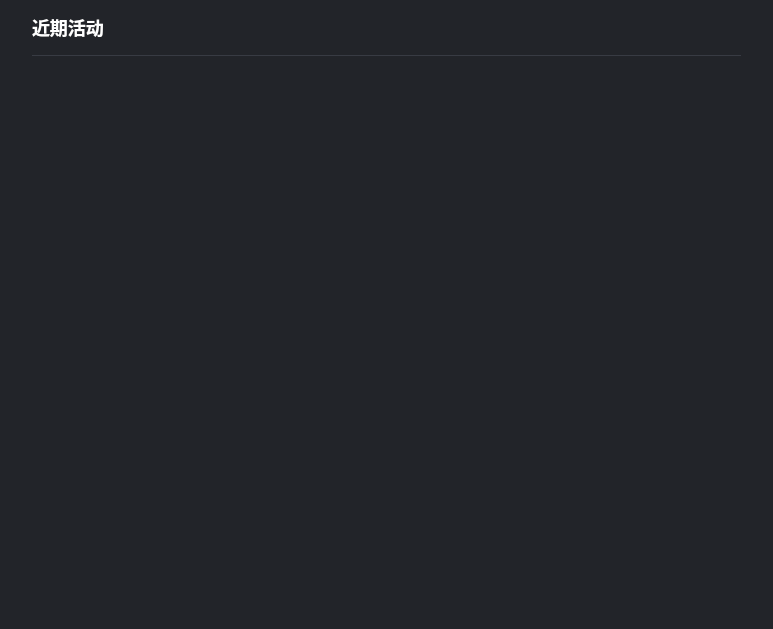
Before: the Qt Designer form UI/HotPushPage.ui in zhaopan06/AudioTool, drawn with Qt 5.
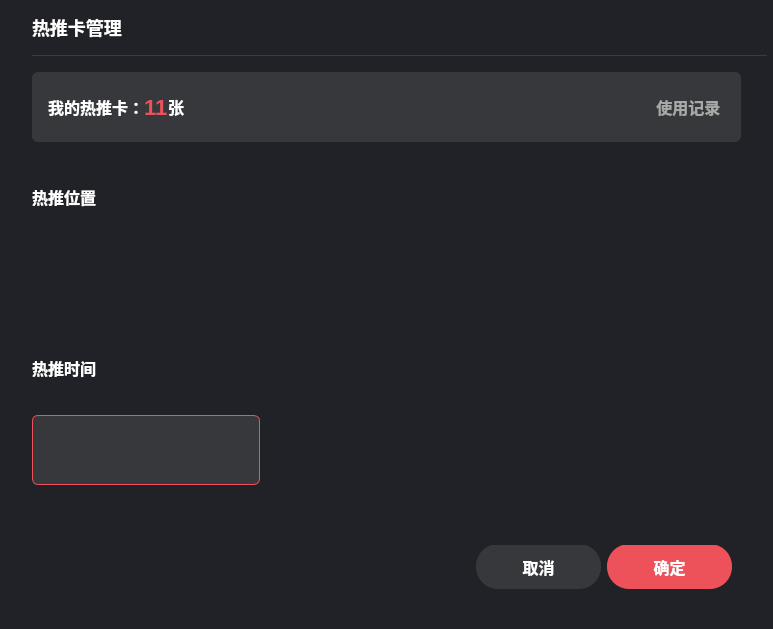
After: the same form once the commit is applied. Icons and pictures are not drawn.

Commit message: 热推卡功能和UI

```diff
--- a/UI/HotPushPage.ui
+++ b/UI/HotPushPage.ui
@@ -14,7 +14,7 @@
    <string>Dialog</string>
   </property>
   <property name="styleSheet">
-   <string notr="true">background: #222429;
+   <string notr="true">background: #202227;
 border-radius: 12px;</string>
   </property>
   <layout class="QVBoxLayout" name="verticalLayout">
@@ -37,7 +37,7 @@
     <widget class="QWidget" name="widget" native="true">
      <layout class="QVBoxLayout" name="verticalLayout_2">
       <property name="spacing">
-       <number>0</number>
+       <number>16</number>
       </property>
       <property name="leftMargin">
        <number>32</number>
@@ -46,7 +46,7 @@
        <number>0</number>
       </property>
       <property name="rightMargin">
-       <number>32</number>
+       <number>6</number>
       </property>
       <property name="bottomMargin">
        <number>0</number>
@@ -82,7 +82,7 @@
           <number>0</number>
          </property>
          <property name="rightMargin">
-          <number>0</number>
+          <number>26</number>
          </property>
          <property name="bottomMargin">
           <number>1</number>
@@ -99,7 +99,7 @@
 font-style: normal;</string>
            </property>
            <property name="text">
-            <string>近期活动</string>
+            <string>热推卡管理</string>
            </property>
           </widget>
          </item>
@@ -163,7 +163,493 @@
        </widget>
       </item>
       <item>
-       <widget class="QWidget" name="widget_2" native="true"/>
+       <widget class="QScrollArea" name="scrollArea">
+        <property name="widgetResizable">
+         <bool>true</bool>
+        </property>
+        <widget class="QWidget" name="scrollAreaWidgetContents">
+         <property name="geometry">
+          <rect>
+           <x>0</x>
+           <y>0</y>
+           <width>735</width>
+           <height>557</height>
+          </rect>
+         </property>
+         <layout class="QVBoxLayout" name="verticalLayout_4">
+          <property name="spacing">
+           <number>0</number>
+          </property>
+          <property name="leftMargin">
+           <number>0</number>
+          </property>
+          <property name="topMargin">
+           <number>0</number>
+          </property>
+          <property name="rightMargin">
+           <number>26</number>
+          </property>
+          <property name="bottomMargin">
+           <number>0</number>
+          </property>
+          <item>
+           <widget class="QWidget" name="widget_2" native="true">
+            <layout class="QVBoxLayout" name="verticalLayout_3">
+             <property name="spacing">
+              <number>20</number>
+             </property>
+             <property name="leftMargin">
+              <number>0</number>
+             </property>
+             <property name="topMargin">
+              <number>0</number>
+             </property>
+             <property name="rightMargin">
+              <number>0</number>
+             </property>
+             <property name="bottomMargin">
+              <number>0</number>
+             </property>
+             <item>
+              <widget class="QWidget" name="widget_3" native="true">
+               <property name="minimumSize">
+                <size>
+                 <width>709</width>
+                 <height>70</height>
+                </size>
+               </property>
+               <property name="maximumSize">
+                <size>
+                 <width>16777215</width>
+                 <height>70</height>
+                </size>
+               </property>
+               <property name="styleSheet">
+                <string notr="true">background: #36383B;
+border-radius: 6px;</string>
+               </property>
+               <layout class="QHBoxLayout" name="horizontalLayout_3">
+                <property name="spacing">
+                 <number>0</number>
+                </property>
+                <property name="leftMargin">
+                 <number>16</number>
+                </property>
+                <property name="topMargin">
+                 <number>0</number>
+                </property>
+                <property name="rightMargin">
+                 <number>16</number>
+                </property>
+                <property name="bottomMargin">
+                 <number>0</number>
+                </property>
+                <item>
+                 <widget class="QLabel" name="label">
+                  <property name="styleSheet">
+                   <string notr="true">font-family: &quot;微软雅黑&quot;;
+font-weight: 500;
+font-size: 16px;
+color: #FFFFFF;
+line-height: 22px;</string>
+                  </property>
+                  <property name="text">
+                   <string>我的热推卡：</string>
+                  </property>
+                 </widget>
+                </item>
+                <item>
+                 <widget class="QLabel" name="myCardNum">
+                  <property name="styleSheet">
+                   <string notr="true">font-family: &quot;微软雅黑&quot;;
+font-weight: 500;
+font-size: 22px;
+color: #ED525A;
+line-height: 22px;</string>
+                  </property>
+                  <property name="text">
+                   <string>11</string>
+                  </property>
+                 </widget>
+                </item>
+                <item>
+                 <widget class="QLabel" name="label_3">
+                  <property name="styleSheet">
+                   <string notr="true">font-family: &quot;微软雅黑&quot;;
+font-weight: 500;
+font-size: 16px;
+color: #FFFFFF;
+line-height: 22px;</string>
+                  </property>
+                  <property name="text">
+                   <string>张</string>
+                  </property>
+                 </widget>
+                </item>
+                <item>
+                 <spacer name="horizontalSpacer">
+                  <property name="orientation">
+                   <enum>Qt::Horizontal</enum>
+                  </property>
+                  <property name="sizeHint" stdset="0">
+                   <size>
+                    <width>448</width>
+                    <height>20</height>
+                   </size>
+                  </property>
+                 </spacer>
+                </item>
+                <item>
+                 <widget class="QPushButton" name="pushButton">
+                  <property name="minimumSize">
+                   <size>
+                    <width>0</width>
+                    <height>0</height>
+                   </size>
+                  </property>
+                  <property name="maximumSize">
+                   <size>
+                    <width>16777215</width>
+                    <height>16777215</height>
+                   </size>
+                  </property>
+                  <property name="styleSheet">
+                   <string notr="true">font-family: &quot;微软雅黑&quot;;
+font-weight: 500;
+font-size: 16px;
+color: #A8A8A7;
+line-height: 22px;</string>
+                  </property>
+                  <property name="text">
+                   <string>使用记录 </string>
+                  </property>
+                  <property name="icon">
+                   <iconset resource="../res.qrc">
+                    <normaloff>:/images/icon_go.png</normaloff>:/images/icon_go.png</iconset>
+                  </property>
+                  <property name="iconSize">
+                   <size>
+                    <width>19</width>
+                    <height>18</height>
+                   </size>
+                  </property>
+                  <property name="autoRepeat">
+                   <bool>false</bool>
+                  </property>
+                  <property name="autoExclusive">
+                   <bool>false</bool>
+                  </property>
+                 </widget>
+                </item>
+               </layout>
+              </widget>
+             </item>
+             <item>
+              <widget class="QWidget" name="widget_4" native="true">
+               <property name="minimumSize">
+                <size>
+                 <width>709</width>
+                 <height>62</height>
+                </size>
+               </property>
+               <property name="maximumSize">
+                <size>
+                 <width>16777215</width>
+                 <height>62</height>
+                </size>
+               </property>
+               <layout class="QHBoxLayout" name="horizontalLayout_2">
+                <property name="spacing">
+                 <number>0</number>
+                </property>
+                <property name="leftMargin">
+                 <number>0</number>
+                </property>
+                <property name="topMargin">
+                 <number>8</number>
+                </property>
+                <property name="rightMargin">
+                 <number>0</number>
+                </property>
+                <property name="bottomMargin">
+                 <number>0</number>
+                </property>
+                <item>
+                 <widget class="QLabel" name="label_5">
+                  <property name="styleSheet">
+                   <string notr="true">font-family: &quot;微软雅黑&quot;;
+font-weight: 500;
+font-size: 16px;
+color: #FFFFFF;
+line-height: 22px;</string>
+                  </property>
+                  <property name="text">
+                   <string>热推位置</string>
+                  </property>
+                 </widget>
+                </item>
+               </layout>
+              </widget>
+             </item>
+             <item>
+              <widget class="QWidget" name="widget_6" native="true">
+               <property name="maximumSize">
+                <size>
+                 <width>16777215</width>
+                 <height>16777215</height>
+                </size>
+               </property>
+               <layout class="QVBoxLayout" name="verticalLayout_5">
+                <property name="spacing">
+                 <number>0</number>
+                </property>
+                <property name="leftMargin">
+                 <number>0</number>
+                </property>
+                <property name="topMargin">
+                 <number>0</number>
+                </property>
+                <property name="rightMargin">
+                 <number>0</number>
+                </property>
+                <property name="bottomMargin">
+                 <number>0</number>
+                </property>
+                <item>
+                 <layout class="QGridLayout" name="gridLayout">
+                  <property name="spacing">
+                   <number>12</number>
+                  </property>
+                 </layout>
+                </item>
+               </layout>
+              </widget>
+             </item>
+             <item>
+              <widget class="QWidget" name="widget_5" native="true">
+               <property name="minimumSize">
+                <size>
+                 <width>709</width>
+                 <height>62</height>
+                </size>
+               </property>
+               <property name="maximumSize">
+                <size>
+                 <width>16777215</width>
+                 <height>62</height>
+                </size>
+               </property>
+               <property name="styleSheet">
+                <string notr="true"/>
+               </property>
+               <layout class="QHBoxLayout" name="horizontalLayout">
+                <property name="spacing">
+                 <number>0</number>
+                </property>
+                <property name="leftMargin">
+                 <number>0</number>
+                </property>
+                <property name="topMargin">
+                 <number>8</number>
+                </property>
+                <property name="rightMargin">
+                 <number>0</number>
+                </property>
+                <property name="bottomMargin">
+                 <number>0</number>
+                </property>
+                <item>
+                 <widget class="QLabel" name="label_6">
+                  <property name="styleSheet">
+                   <string notr="true">font-family: &quot;微软雅黑&quot;;
+font-weight: 500;
+font-size: 16px;
+color: #FFFFFF;
+line-height: 22px;</string>
+                  </property>
+                  <property name="text">
+                   <string>热推时间</string>
+                  </property>
+                 </widget>
+                </item>
+               </layout>
+              </widget>
+             </item>
+             <item>
+              <widget class="QWidget" name="widget_8" native="true">
+               <property name="minimumSize">
+                <size>
+                 <width>0</width>
+                 <height>70</height>
+                </size>
+               </property>
+               <property name="maximumSize">
+                <size>
+                 <width>16777215</width>
+                 <height>16777215</height>
+                </size>
+               </property>
+               <layout class="QVBoxLayout" name="verticalLayout_6">
+                <property name="spacing">
+                 <number>0</number>
+                </property>
+                <property name="leftMargin">
+                 <number>0</number>
+                </property>
+                <property name="topMargin">
+                 <number>0</number>
+                </property>
+                <property name="rightMargin">
+                 <number>0</number>
+                </property>
+                <property name="bottomMargin">
+                 <number>0</number>
+                </property>
+                <item>
+                 <layout class="QHBoxLayout" name="horizontalLayout_4">
+                  <item>
+                   <widget class="QPushButton" name="dateBtn">
+                    <property name="minimumSize">
+                     <size>
+                      <width>228</width>
+                      <height>70</height>
+                     </size>
+                    </property>
+                    <property name="maximumSize">
+                     <size>
+                      <width>228</width>
+                      <height>70</height>
+                     </size>
+                    </property>
+                    <property name="styleSheet">
+                     <string notr="true">background: #36383B;
+border-radius: 6px;
+border: 1px solid #ED525A;
+
+font-family: &quot;微软雅黑&quot;;
+font-weight: 500;
+font-size: 16px;
+color: #FFFFFF;
+line-height: 22px;
+font-style: normal;</string>
+                    </property>
+                    <property name="text">
+                     <string/>
+                    </property>
+                   </widget>
+                  </item>
+                  <item>
+                   <spacer name="horizontalSpacer_2">
+                    <property name="orientation">
+                     <enum>Qt::Horizontal</enum>
+                    </property>
+                    <property name="sizeHint" stdset="0">
+                     <size>
+                      <width>40</width>
+                      <height>20</height>
+                     </size>
+                    </property>
+                   </spacer>
+                  </item>
+                 </layout>
+                </item>
+               </layout>
+              </widget>
+             </item>
+             <item>
+              <widget class="QWidget" name="widget_10" native="true">
+               <property name="minimumSize">
+                <size>
+                 <width>0</width>
+                 <height>124</height>
+                </size>
+               </property>
+               <property name="maximumSize">
+                <size>
+                 <width>16777215</width>
+                 <height>124</height>
+                </size>
+               </property>
+               <layout class="QHBoxLayout" name="horizontalLayout_11">
+                <item>
+                 <spacer name="horizontalSpacer_8">
+                  <property name="orientation">
+                   <enum>Qt::Horizontal</enum>
+                  </property>
+                  <property name="sizeHint" stdset="0">
+                   <size>
+                    <width>151</width>
+                    <height>20</height>
+                   </size>
+                  </property>
+                 </spacer>
+                </item>
+                <item>
+                 <widget class="QPushButton" name="Attention">
+                  <property name="minimumSize">
+                   <size>
+                    <width>125</width>
+                    <height>44</height>
+                   </size>
+                  </property>
+                  <property name="styleSheet">
+                   <string notr="true">background: #36383B;
+border-radius: 22px;
+font-weight: 500;
+font-size: 16px;
+color: #FFFFFF;
+margin-top: -1px;</string>
+                  </property>
+                  <property name="text">
+                   <string>取消</string>
+                  </property>
+                  <property name="iconSize">
+                   <size>
+                    <width>24</width>
+                    <height>25</height>
+                   </size>
+                  </property>
+                 </widget>
+                </item>
+                <item>
+                 <widget class="QPushButton" name="pushButton_3">
+                  <property name="minimumSize">
+                   <size>
+                    <width>125</width>
+                    <height>44</height>
+                   </size>
+                  </property>
+                  <property name="styleSheet">
+                   <string notr="true">background: #ED525A;
+border-radius: 22px;
+font-weight: 500;
+font-size: 16px;
+color: #FFFFFF;
+line-height: 22px;
+text-align: center;
+font-style: normal;
+margin-top: -1px;</string>
+                  </property>
+                  <property name="text">
+                   <string>确定</string>
+                  </property>
+                  <property name="iconSize">
+                   <size>
+                    <width>24</width>
+                    <height>23</height>
+                   </size>
+                  </property>
+                 </widget>
+                </item>
+               </layout>
+              </widget>
+             </item>
+            </layout>
+           </widget>
+          </item>
+         </layout>
+        </widget>
+       </widget>
       </item>
      </layout>
     </widget>
```
Left out of the diff: 2 changed lines with no effect on the pictures. The commit also changes 35 other files.
